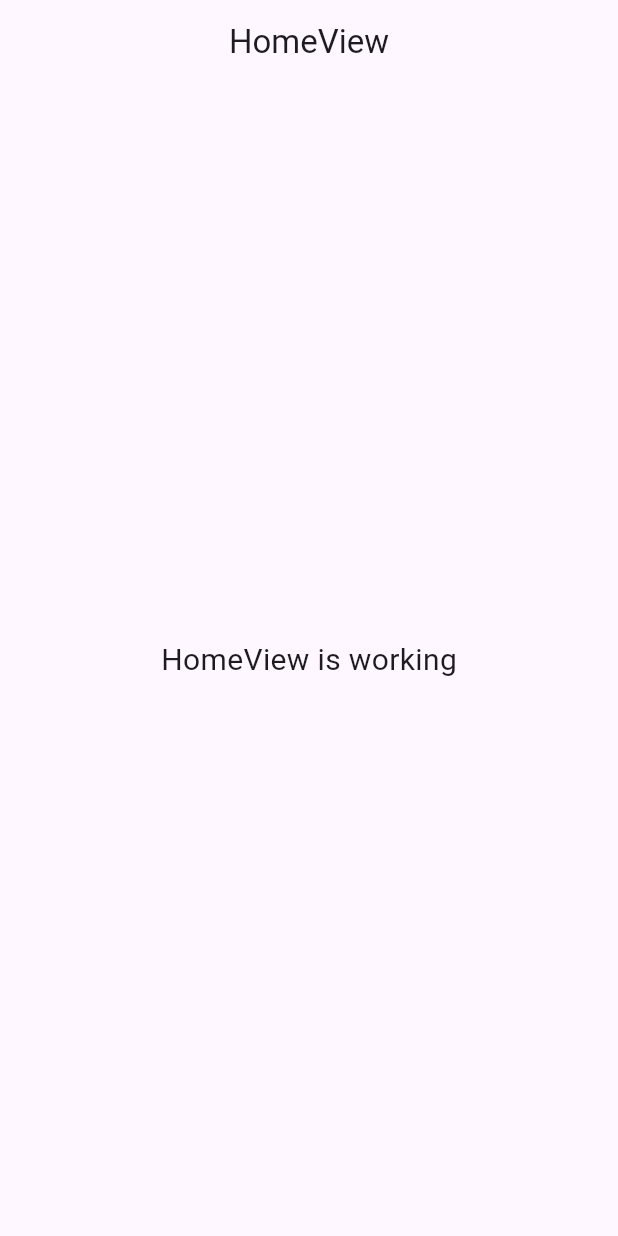
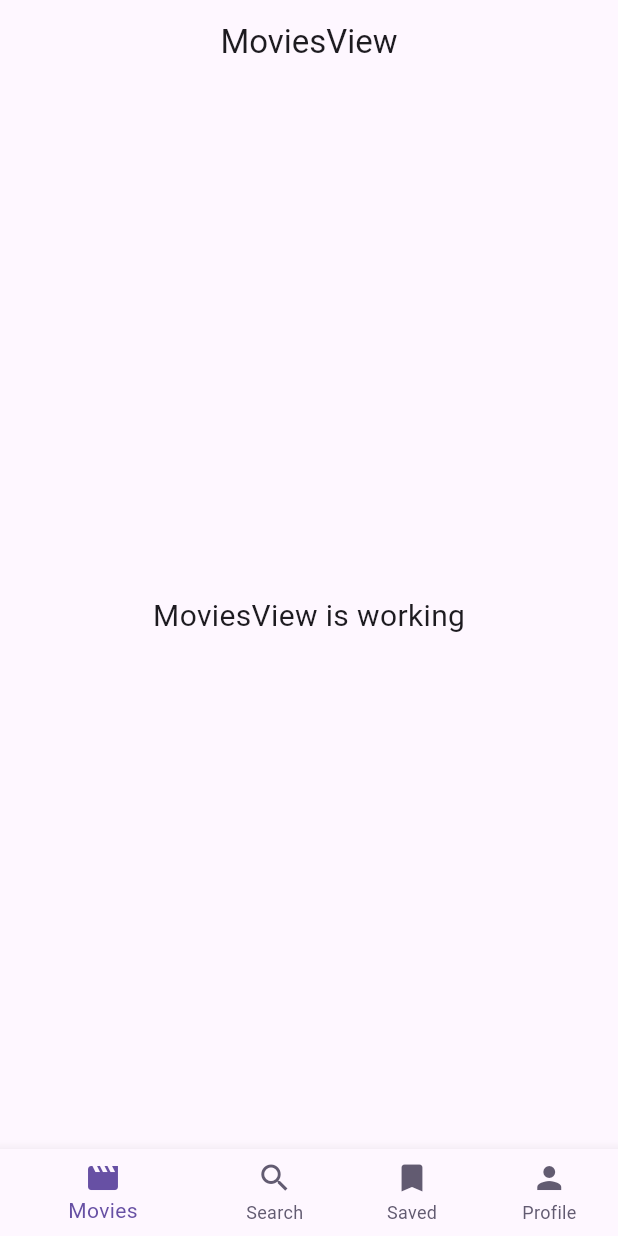
Before and after one commit to manojkmajhi/movie_app, a Flutter app: the screen it shows after launch, on a phone screen of 412 x 824 dp. Run offline on Flutter 3.47's test engine with Material 3 defaults, Android fonts, the phone set to English and light mode, and no system bars; our stand-ins replace get.

Commit message:
new change

```diff
--- a/icons_launcher.yaml
+++ b/icons_launcher.yaml
@@ -1,5 +1,5 @@
 icons_launcher:
-  image_path: "assets/logo/ToolKit.png"
+  image_path: "assets/logo/hamro_movie.png"
   platforms:
     android:
       enable: true
--- a/lib/app/modules/home/controllers/home_controller.dart
+++ b/lib/app/modules/home/controllers/home_controller.dart
@@ -1,9 +1,22 @@
 import 'package:get/get.dart';
+import 'package:movie_app/app/modules/home/views/movies_view.dart';
+import 'package:movie_app/app/modules/home/views/search_view.dart';
+import 'package:movie_app/app/modules/home/views/show_view.dart';
+import 'package:movie_app/app/modules/home/views/watchlist_view.dart';
 
 class HomeController extends GetxController {
   //TODO: Implement HomeController
 
   final count = 0.obs;
+  var currentIndex = 0.obs;
+  var subviews = [
+    const MoviesView(),
+    const WatchlistView(),
+    const ShowView(),
+    const SearchView(),
+
+
+  ].obs;
   @override
   void onInit() {
     super.onInit();
--- a/lib/app/modules/home/views/home_view.dart
+++ b/lib/app/modules/home/views/home_view.dart
@@ -9,14 +9,44 @@ class HomeView extends GetView<HomeController> {
   @override
   Widget build(BuildContext context) {
     return Scaffold(
-      appBar: AppBar(
-        title: const Text('HomeView'),
-        centerTitle: true,
-      ),
-      body: const Center(
-        child: Text(
-          'HomeView is working',
-          style: TextStyle(fontSize: 20),
+      // appBar: AppBar(
+      //   title: const Text('HomeView'),
+      //   centerTitle: true,
+      //   backgroundColor: Colors.red,
+      // ),
+      body: Obx(() => Center(
+            child: (controller.subviews[controller.currentIndex.value]),
+          )),
+      bottomNavigationBar: Obx(
+        () => BottomNavigationBar(
+          selectedItemColor: Get.theme.colorScheme.primary,
+          unselectedItemColor: Get.theme.colorScheme.secondary,
+          showUnselectedLabels: true,
+          backgroundColor: Get.theme.colorScheme.outlineVariant,
+          currentIndex: controller.currentIndex.value,
+          onTap: (value) {
+            controller.currentIndex.value = value;
+          },
+          items: const <BottomNavigationBarItem>[
+            BottomNavigationBarItem(
+              icon: Icon(
+                Icons.movie,
+              ),
+              label: 'Movies',
+            ),
+            BottomNavigationBarItem(
+              icon: Icon(Icons.search),
+              label: "Search",
+            ),
+            BottomNavigationBarItem(
+              icon: Icon(Icons.bookmark),
+              label: 'Saved',
+            ),
+            BottomNavigationBarItem(
+              icon: Icon(Icons.person),
+              label: 'Profile',
+            ),
+          ],
         ),
       ),
     );
--- /dev/null
+++ b/lib/app/modules/home/views/movies_view.dart
@@ -0,0 +1,22 @@
+import 'package:flutter/material.dart';
+
+import 'package:get/get.dart';
+
+class MoviesView extends GetView {
+  const MoviesView({super.key});
+  @override
+  Widget build(BuildContext context) {
+    return Scaffold(
+      appBar: AppBar(
+        title: const Text('MoviesView'),
+        centerTitle: true,
+      ),
+      body: const Center(
+        child: Text(
+          'MoviesView is working',
+          style: TextStyle(fontSize: 20),
+        ),
+      ),
+    );
+  }
+}
```
Also changed, not shown: lib/app/modules/home/views/search_view.dart (added, +22 -0 lines), lib/app/modules/home/views/show_view.dart (added, +22 -0 lines), lib/app/modules/home/views/watchlist_view.dart (added, +22 -0 lines), assets/logo/hamro_movie.png (added), 27 other files.
